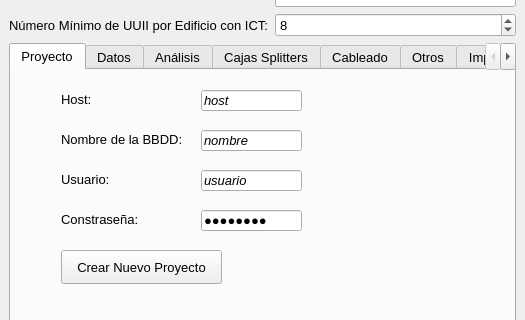
The window that geofibra_dockwidget_base.ui (luismi2/GeoFibra-FTTH-QGIS-plugin) describes before a commit, drawn with Qt 5; both pictures show x 0 to 525 and y 83 to 403 of the 525 by 966 pixel window.
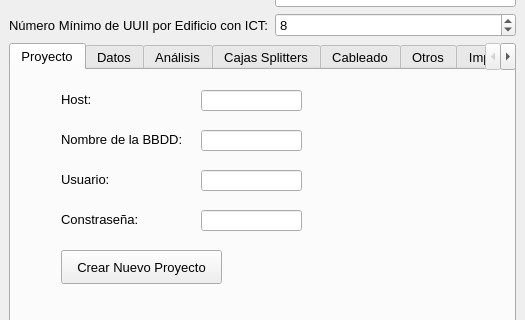
The same window after the commit. The open tabs and pages were chosen to show the change. Custom widgets are drawn as their Qt base class.

Patch:
```diff
--- a/geofibra_dockwidget_base.ui
+++ b/geofibra_dockwidget_base.ui
@@ -108,7 +108,7 @@
          </font>
         </property>
         <property name="text">
-         <string>nombre</string>
+         <string/>
         </property>
         <property name="echoMode">
          <enum>QLineEdit::Normal</enum>
@@ -155,7 +155,7 @@
          </font>
         </property>
         <property name="text">
-         <string>host</string>
+         <string/>
         </property>
         <property name="echoMode">
          <enum>QLineEdit::Normal</enum>
@@ -176,7 +176,7 @@
          </font>
         </property>
         <property name="text">
-         <string>password</string>
+         <string/>
         </property>
         <property name="echoMode">
          <enum>QLineEdit::Password</enum>
@@ -223,7 +223,7 @@
          </font>
         </property>
         <property name="text">
-         <string>usuario</string>
+         <string/>
         </property>
         <property name="echoMode">
          <enum>QLineEdit::Normal</enum>
```
Left out of the diff: 10 changed lines with no effect on the pictures.
